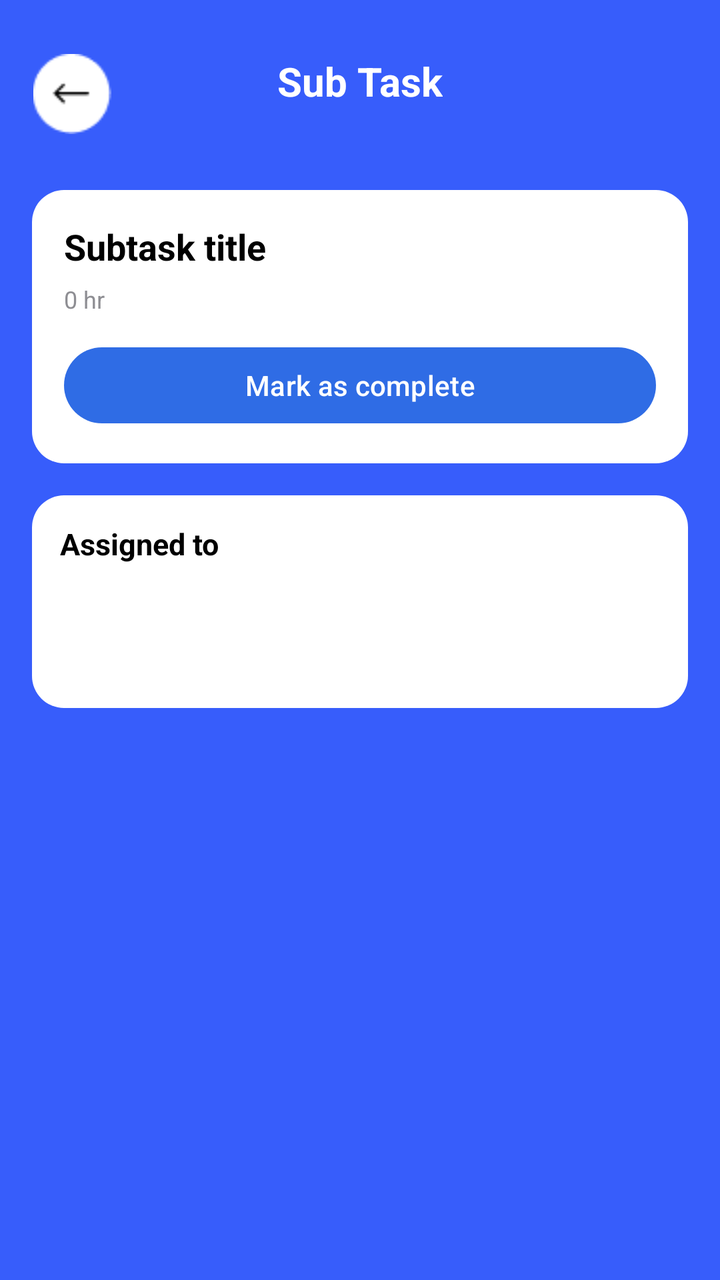
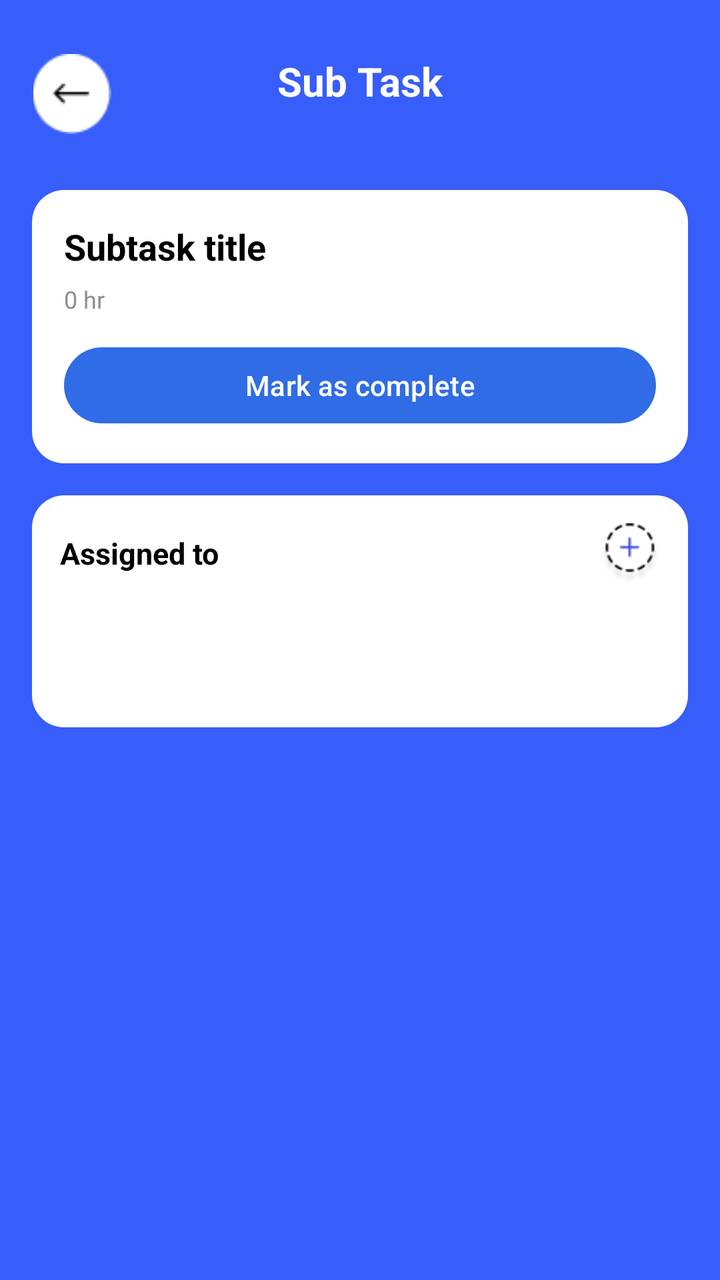

Two renders of the same Android screen: before a commit and after it. Below are the layout's source before the change and the commit's diff.
<!-- AndroidManifest.xml: application theme Theme.Teamflow -->
<!-- res/layout/activity_add_subtask.xml -->
<?xml version="1.0" encoding="utf-8"?>
<RelativeLayout xmlns:android="http://schemas.android.com/apk/res/android"
    xmlns:tools="http://schemas.android.com/tools"
    android:id="@+id/main"
    android:layout_width="match_parent"
    android:layout_height="match_parent"
    android:background="@color/bluebg"
    android:paddingTop="15dp"
    tools:context=".add_subtask">

    <RelativeLayout
        android:id="@+id/topBar"
        android:layout_width="match_parent"
        android:layout_height="64dp"
        android:paddingStart="16dp"
        android:paddingEnd="16dp"
        android:gravity="center_vertical">

        <ImageView
            android:id="@+id/btnBack"
            android:layout_width="40dp"
            android:layout_height="40dp"
            android:layout_alignParentStart="true"
            android:src="@drawable/back_arrow" />

        <TextView
            android:id="@+id/title"
            android:layout_width="wrap_content"
            android:layout_height="wrap_content"
            android:layout_centerHorizontal="true"
            android:text="Sub Task"
            android:textColor="@color/white"
            android:textSize="20sp"
            android:textStyle="bold" />
    </RelativeLayout>

    <ScrollView
        android:layout_width="match_parent"
        android:layout_height="match_parent"
        android:layout_below="@id/topBar"
        android:fillViewport="true"
        android:padding="16dp">

        <LinearLayout
            android:layout_width="match_parent"
            android:layout_height="wrap_content"
            android:orientation="vertical">

            <LinearLayout
                android:layout_width="match_parent"
                android:layout_height="wrap_content"
                android:background="@drawable/bg_card_round"
                android:padding="16dp"
                android:orientation="vertical">

                <TextView
                    android:id="@+id/tvSubTitle"
                    android:layout_width="wrap_content"
                    android:layout_height="wrap_content"
                    android:text="Subtask title"
                    android:textStyle="bold"
                    android:textSize="18sp"
                    android:textColor="@color/black" />

                <TextView
                    android:id="@+id/tvSubHours"
                    android:layout_width="wrap_content"
                    android:layout_height="wrap_content"
                    android:layout_marginTop="6dp"
                    android:text="0 hr"
                    android:textSize="12sp"
                    android:textColor="@color/textgrey" />

                <Button
                    android:id="@+id/btnMarkComplete"
                    android:layout_width="match_parent"
                    android:layout_height="46dp"
                    android:layout_marginTop="12dp"
                    android:text="Mark as complete"
                    android:textAllCaps="false"/>
            </LinearLayout>

            <LinearLayout
                android:layout_width="match_parent"
                android:layout_height="wrap_content"
                android:background="@drawable/bg_card_round"
                android:padding="14dp"
                android:layout_marginTop="16dp"
                android:orientation="vertical">

                <TextView
                    android:layout_width="wrap_content"
                    android:layout_height="wrap_content"
                    android:text="Assigned to"
                    android:textStyle="bold"
                    android:textSize="15sp"
                    android:textColor="@color/black" />

                <androidx.recyclerview.widget.RecyclerView
                    android:id="@+id/rvMembers"
                    android:layout_width="match_parent"
                    android:layout_height="50dp"
                    android:layout_marginTop="8dp"
                    android:overScrollMode="never"
                    android:nestedScrollingEnabled="false" />
            </LinearLayout>

        </LinearLayout>
    </ScrollView>

</RelativeLayout>
<!-- resources referenced by this layout -->
<resources>
  <color name="black">#FF000000</color>
  <color name="bluebg">#375DFB</color>
  <color name="textgrey">#8E8E93</color>
  <color name="white">#FFFFFFFF</color>
  <!-- drawable back_arrow: png bitmap (drawable, 621 bytes) -->
  <!-- drawable bg_card_round (drawable) -->
  <?xml version="1.0" encoding="utf-8"?>
  <shape xmlns:android="http://schemas.android.com/apk/res/android">
      <corners android:radius="16dp" />
      <solid android:color="@color/white" />
  </shape>
  <style name="Theme.Teamflow" parent="Base.Theme.Teamflow" />
  <style name="Base.Theme.Teamflow" parent="Theme.Material3.DayNight.NoActionBar">
          
         <item name="colorPrimary">#2F6CE5</item>
      </style>
</resources>

<!-- the commit's change to res/layout/activity_add_subtask.xml (unified diff, before → after) -->
@@ -88,13 +88,28 @@
                 android:layout_marginTop="16dp"
                 android:orientation="vertical">
 
-                <TextView
-                    android:layout_width="wrap_content"
+                <LinearLayout
+                    android:layout_width="match_parent"
                     android:layout_height="wrap_content"
-                    android:text="Assigned to"
-                    android:textStyle="bold"
-                    android:textSize="15sp"
-                    android:textColor="@color/black" />
+                    android:orientation="horizontal"
+                    android:gravity="center_vertical">
+
+                    <TextView
+                        android:layout_width="0dp"
+                        android:layout_weight="1"
+                        android:layout_height="wrap_content"
+                        android:text="Assigned to"
+                        android:textStyle="bold"
+                        android:textSize="15sp"
+                        android:textColor="@color/black" />
+
+                    <ImageView
+                        android:id="@+id/btnAddAssignee"
+                        android:layout_width="30dp"
+                        android:layout_height="30dp"
+                        android:src="@drawable/add_dotted"
+                        android:contentDescription="Add assignee" />
+                </LinearLayout>
 
                 <androidx.recyclerview.widget.RecyclerView
                     android:id="@+id/rvMembers"
<!-- resource entries referenced after the edit -->
@@ -4,6 +4,7 @@
   <color name="bluebg">#375DFB</color>
   <color name="textgrey">#8E8E93</color>
   <color name="white">#FFFFFFFF</color>
+  <!-- drawable add_dotted: png bitmap (drawable, 1463 bytes) -->
   <!-- drawable back_arrow: png bitmap (drawable, 621 bytes) -->
   <!-- drawable bg_card_round (drawable) -->
   <?xml version="1.0" encoding="utf-8"?>
